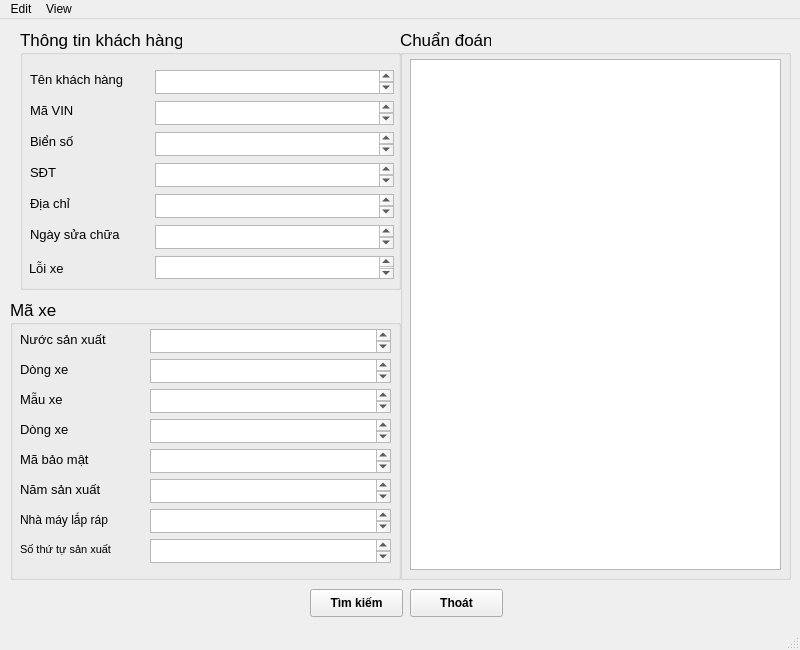
Vuchauduytung/LuanVan, file GUI/GUIdisplay.ui: the form before one commit.
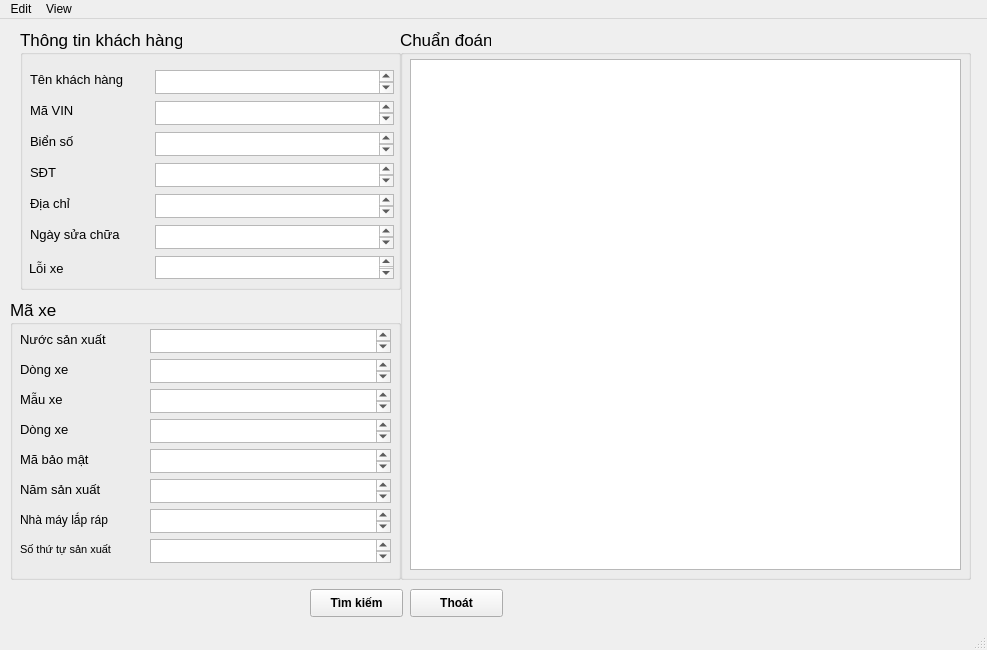
The form after the commit.

Commit message: sua GUI main, display

The edit to the form file:
```diff
--- a/GUI/GUIdisplay.ui
+++ b/GUI/GUIdisplay.ui
@@ -6,7 +6,7 @@
    <rect>
     <x>0</x>
     <y>0</y>
-    <width>800</width>
+    <width>987</width>
     <height>650</height>
    </rect>
   </property>
@@ -533,7 +533,7 @@
      <rect>
       <x>400</x>
       <y>10</y>
-      <width>391</width>
+      <width>571</width>
       <height>551</height>
      </rect>
     </property>
@@ -550,7 +550,7 @@
       <rect>
        <x>10</x>
        <y>30</y>
-       <width>371</width>
+       <width>551</width>
        <height>511</height>
       </rect>
      </property>
@@ -562,7 +562,7 @@
     <rect>
      <x>0</x>
      <y>0</y>
-     <width>800</width>
+     <width>987</width>
      <height>26</height>
     </rect>
    </property>
```
Left out of the diff: 18 changed lines with no effect on the pictures. The commit also changes 1 other file.
